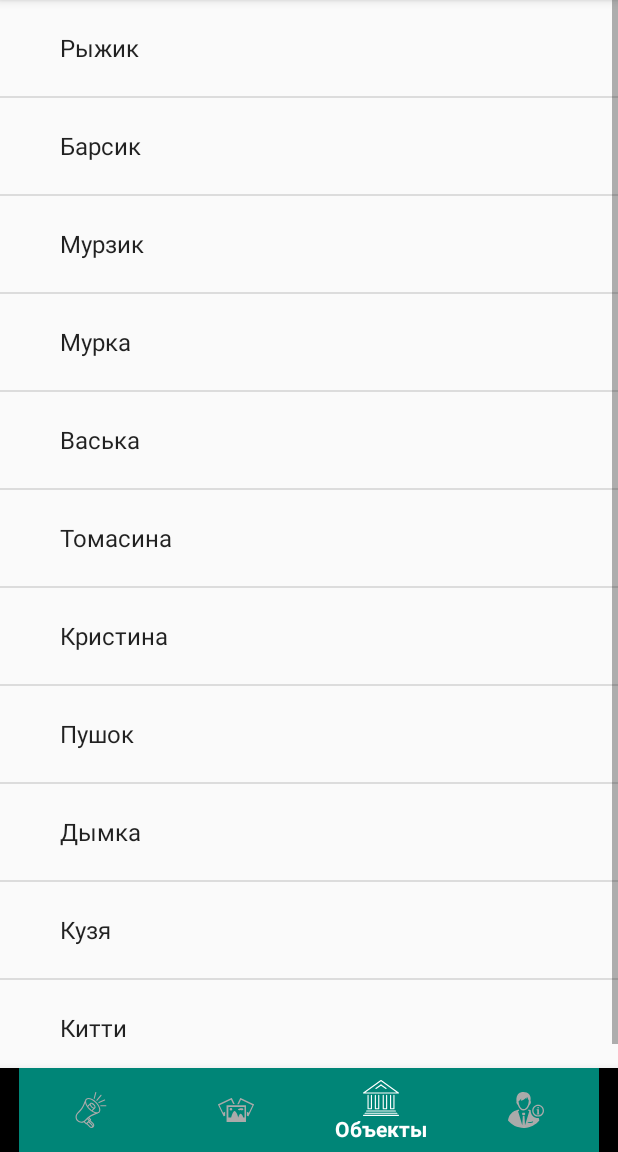
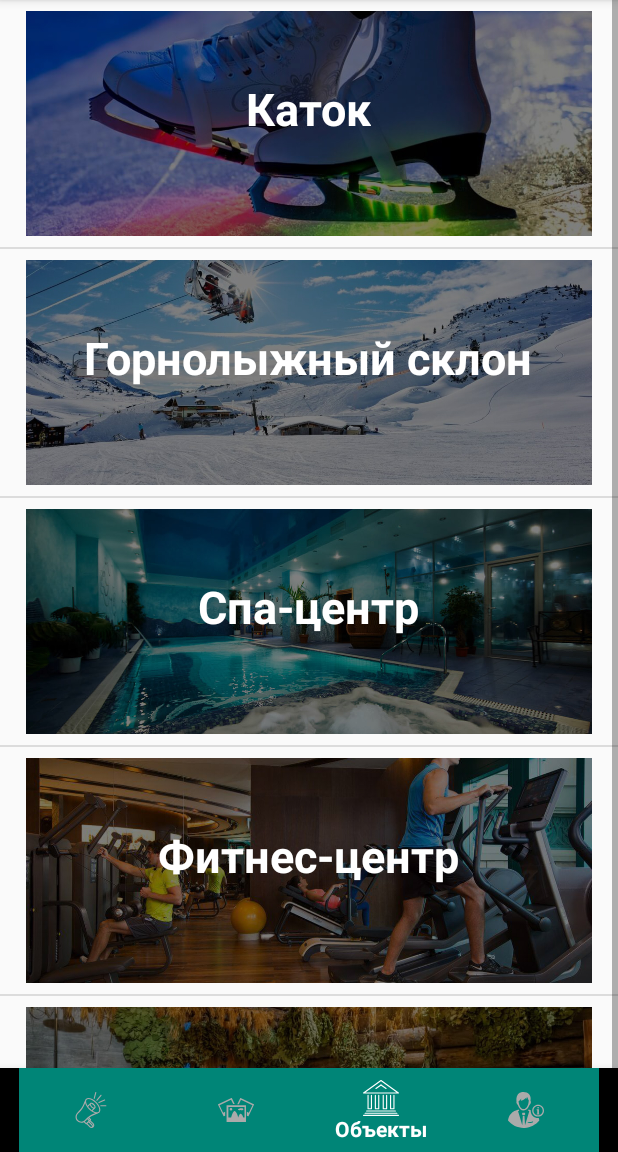
Before and after one commit to devdevdenis/AndroidStudioProjects, an Android app: the screen it shows after launch (MainActivity), item 3 of the bottom bar chosen, on a phone screen of 412 x 824 dp, the part 84-1236 px from its top. Run offline under Robolectric (Android 15) with nearby library versions, the phone set to English and light mode, and no system bars; libraries missing offline, so code that uses them is left out: com.synnapps.carouselview.

Commit message:
added object fragment content

```diff
--- a/Varyag/app/build.gradle
+++ b/Varyag/app/build.gradle
@@ -31,4 +31,6 @@ dependencies {
     compile 'com.android.support:design:28.0.0'
     compile 'com.synnapps:carouselview:0.1.5'
     implementation 'com.google.android.gms:play-services-maps:16.0.0'
+    compile 'com.android.support:recyclerview-v7:28.0.+'
+    compile 'com.android.support:design:28.0.+'
 }
--- /dev/null
+++ b/Varyag/app/src/main/java/com/example/denis/varyag/AndroidDataAdapter.java
@@ -0,0 +1,54 @@
+package com.example.denis.varyag;
+
+import android.content.Context;
+import android.support.v7.widget.RecyclerView;
+import android.view.LayoutInflater;
+import android.view.View;
+import android.view.ViewGroup;
+import android.widget.ImageView;
+import android.widget.TextView;
+
+import java.util.ArrayList;
+
+public class AndroidDataAdapter extends RecyclerView.Adapter<AndroidDataAdapter.ViewHolder> {
+    private ArrayList<AndroidVersion> arrayList;
+    private Context mcontext;
+
+    public AndroidDataAdapter(Context context, ArrayList<AndroidVersion> android) {
+        this.arrayList = android;
+        this.mcontext = context;
+    }
+
+    @Override
+    public void onBindViewHolder(AndroidDataAdapter.ViewHolder holder, int i) {
+
+        holder.textView.setText(arrayList.get(i).getrecyclerViewTitleText());
+        holder.imageView.setImageResource(arrayList.get(i).getrecyclerViewImage());
+    }
+
+    @Override
+    public AndroidDataAdapter.ViewHolder onCreateViewHolder(ViewGroup vGroup, int i) {
+
+        View view = LayoutInflater.from(vGroup.getContext()).inflate(R.layout.gallery_row_layout, vGroup, false);
+        return new ViewHolder(view);
+    }
+
+
+    @Override
+    public int getItemCount() {
+        return arrayList.size();
+    }
+
+    public class ViewHolder extends RecyclerView.ViewHolder {
+        private TextView textView;
+        private ImageView imageView;
+
+        public ViewHolder(View v) {
+            super(v);
+
+            textView = (TextView) v.findViewById(R.id.text);
+            imageView = (ImageView) v.findViewById(R.id.image);
+        }
+    }
+
+}
--- /dev/null
+++ b/Varyag/app/src/main/java/com/example/denis/varyag/AndroidVersion.java
@@ -0,0 +1,22 @@
+package com.example.denis.varyag;
+
+public class AndroidVersion {
+    private String recyclerViewTitleText;
+    private int recyclerViewImage;
+
+    public String getrecyclerViewTitleText() {
+        return recyclerViewTitleText;
+    }
+
+    public void setAndroidVersionName(String recyclerVietTitleText) {
+        this.recyclerViewTitleText = recyclerVietTitleText;
+    }
+
+    public int getrecyclerViewImage() {
+        return recyclerViewImage;
+    }
+
+    public void setrecyclerViewImage(int recyclerViewImage) {
+        this.recyclerViewImage = recyclerViewImage;
+    }
+}
--- a/Varyag/app/src/main/java/com/example/denis/varyag/GalleryFragment.java
+++ b/Varyag/app/src/main/java/com/example/denis/varyag/GalleryFragment.java
@@ -4,9 +4,13 @@ import android.content.Context;
 import android.net.Uri;
 import android.os.Bundle;
 import android.support.v4.app.Fragment;
+import android.support.v7.widget.GridLayoutManager;
+import android.support.v7.widget.RecyclerView;
 import android.view.LayoutInflater;
 import android.view.View;
 import android.view.ViewGroup;
+
+import java.util.ArrayList;
 
 
 /**
@@ -18,6 +22,15 @@ import android.view.ViewGroup;
  * create an instance of this fragment.
  */
 public class GalleryFragment extends Fragment {
+    View view;
+    private final String recyclerViewTitleText[] = {"Android", "RecyclerView", "Android List", "GridView", "ListView", "Tutorial", "Example", "CardView", "Lollipop", "Marshmallow", "Custom ListView", "Custom GridView"
+    };
+
+    private final int recyclerViewImages[] = {
+            R.drawable.example_photo_folder, R.drawable.example_photo_folder, R.drawable.example_photo_folder, R.drawable.example_photo_folder, R.drawable.example_photo_folder, R.drawable.example_photo_folder,
+            R.drawable.example_photo_folder, R.drawable.example_photo_folder, R.drawable.example_photo_folder, R.drawable.example_photo_folder, R.drawable.example_photo_folder, R.drawable.example_photo_folder
+
+    };
     // TODO: Rename parameter arguments, choose names that match
     // the fragment initialization parameters, e.g. ARG_ITEM_NUMBER
     private static final String ARG_PARAM1 = "param1";
@@ -63,6 +76,8 @@ public class GalleryFragment extends Fragment {
     @Override
     public View onCreateView(LayoutInflater inflater, ViewGroup container,
                              Bundle savedInstanceState) {
+        view = inflater.inflate(R.layout.fragment_gallery, container, false);
+        initRecyclerViews();
         // Inflate the layout for this fragment
         return inflater.inflate(R.layout.fragment_gallery, container, false);
     }
@@ -105,4 +120,27 @@ public class GalleryFragment extends Fragment {
         // TODO: Update argument type and name
         void onFragmentInteraction(Uri uri);
     }
+
+    private void initRecyclerViews() {
+        RecyclerView mRecyclerView = (RecyclerView) view.findViewById(R.id.recycler_view);
+        mRecyclerView.setHasFixedSize(true);
+        RecyclerView.LayoutManager mLayoutManager = new GridLayoutManager(getActivity(), 2);
+        mRecyclerView.setLayoutManager(mLayoutManager);
+
+        ArrayList<AndroidVersion> av = prepareData();
+        AndroidDataAdapter mAdapter = new AndroidDataAdapter(getActivity(), av);
+        mRecyclerView.setAdapter(mAdapter);
+    }
+
+    private ArrayList<AndroidVersion> prepareData() {
+
+        ArrayList<AndroidVersion> av = new ArrayList<>();
+        for (int i = 0; i < recyclerViewTitleText.length; i++) {
+            AndroidVersion mAndroidVersion = new AndroidVersion();
+            mAndroidVersion.setAndroidVersionName(recyclerViewTitleText[i]);
+            mAndroidVersion.setrecyclerViewImage(recyclerViewImages[i]);
+            av.add(mAndroidVersion);
+        }
+        return av;
+    }
 }
--- a/Varyag/app/src/main/java/com/example/denis/varyag/ObjectsFragment.java
+++ b/Varyag/app/src/main/java/com/example/denis/varyag/ObjectsFragment.java
@@ -7,8 +7,17 @@ import android.support.v4.app.Fragment;
 import android.view.LayoutInflater;
 import android.view.View;
 import android.view.ViewGroup;
+import android.widget.AdapterView;
 import android.widget.ArrayAdapter;
 import android.widget.ListView;
+import android.widget.SimpleAdapter;
+import android.widget.Toast;
+
+import com.synnapps.carouselview.ImageClickListener;
+
+import java.util.ArrayList;
+import java.util.HashMap;
+import java.util.List;
 
 
 /**
@@ -67,18 +76,42 @@ public class ObjectsFragment extends Fragment {
                              Bundle savedInstanceState) {
 
         View view = inflater.inflate(R.layout.fragment_objects, container, false);
-        // определяем массив типа String
-        final String[] catNames = new String[] {
-                "Рыжик", "Барсик", "Мурзик", "Мурка", "Васька",
-                "Томасина", "Кристина", "Пушок", "Дымка", "Кузя",
-                "Китти", "Масяня", "Симба"
+
+        // Array of strings for ListView Title
+        String[] listviewTitle = new String[]{
+                "Каток", "Горнолыжный склон", "Спа-центр", "Фитнес-центр",
+                "Бани"
         };
 
-        // получаем экземпляр элемента ListView
-        ListView listView = (ListView) view.findViewById(R.id.listView);
 
-        ArrayAdapter<String> listViewAdapter = new ArrayAdapter<String>(getActivity(), android.R.layout.simple_expandable_list_item_1, catNames);
-        listView.setAdapter(listViewAdapter);
+        int[] listviewImage = new int[]{
+                R.drawable.katok, R.drawable.sklon, R.drawable.spa_center, R.drawable.fitnes_center,
+                R.drawable.bany
+        };
+
+        List<HashMap<String, String>> aList = new ArrayList<HashMap<String, String>>();
+        for (int i = 0; i < 5; i++) {
+            HashMap<String, String> hm = new HashMap<String, String>();
+            hm.put("listview_title", listviewTitle[i]);
+            hm.put("listview_image", Integer.toString(listviewImage[i]));
+            aList.add(hm);
+        }
+
+        String[] from = {"listview_image", "listview_title"};
+        int[] to = {R.id.listview_image, R.id.listview_title};
+
+        SimpleAdapter simpleAdapter = new SimpleAdapter(getActivity(), aList, R.layout.listview_activity, from, to);
+        ListView androidListView = (ListView) view.findViewById(R.id.listView);
+        androidListView.setAdapter(simpleAdapter);
+
+        androidListView.setOnItemClickListener(new AdapterView.OnItemClickListener() {
+            @Override
+            public void onItemClick(AdapterView<?> parent, View view,
+                                    int position, long id) {
+                Toast.makeText(getActivity(), "Clicked item: "+ position + " Parent: " + parent + " View: " + view + " id: " + id, Toast.LENGTH_LONG).show();
+            }
+        });
+
         return view;
     }
 
--- /dev/null
+++ b/Varyag/app/src/main/res/layout/listview_activity.xml
@@ -0,0 +1,28 @@
+<?xml version="1.0" encoding="utf-8"?>
+<FrameLayout xmlns:android="http://schemas.android.com/apk/res/android"
+    xmlns:tools="http://schemas.android.com/tools"
+    android:id="@+id/android_list_view_tutorial_with_example"
+    android:layout_width="match_parent"
+    android:layout_height="match_parent"
+    android:orientation="horizontal"
+    android:padding="7dp">
+
+    <ImageView
+        android:id="@+id/listview_image"
+        android:layout_width="wrap_content"
+        android:layout_height="150dp"
+        android:scaleType="centerCrop"
+        android:contentDescription="@string/app_name"
+        android:padding="10dp" />
+
+    <TextView
+        android:id="@+id/listview_title"
+        android:layout_width="wrap_content"
+        android:layout_height="wrap_content"
+        android:layout_gravity="center"
+        android:layout_marginBottom="10dp"
+        android:textSize="30sp"
+        android:textColor="@color/white"
+        android:textStyle="bold" />
+
+</FrameLayout>
--- a/Varyag/app/src/main/res/values/colors.xml
+++ b/Varyag/app/src/main/res/values/colors.xml
@@ -4,4 +4,6 @@
     <color name="colorPrimaryDark">#00574B</color>
     <color name="colorAccent">#d81b60</color>
     <color name="gray">#4e4d4e</color>
+    <color name="white">#ffffff</color>
+    <color name="blue">#088be9</color>
 </resources>
--- a/Varyag/app/src/main/res/values/styles.xml
+++ b/Varyag/app/src/main/res/values/styles.xml
@@ -32,4 +32,9 @@
         <!--<item name="cardBackgroundColor">@color/gray</item>-->
     </style>
 
+    <style name="EventLabel">
+        <item name="android:textColor">@color/blue</item>
+        <item name="android:textSize">20sp</item>
+    </style>
+
 </resources>
```
Also changed, not shown: Varyag/app/src/main/res/layout/fragment_gallery.xml (+12 -6 lines), Varyag/app/src/main/res/layout/fragment_news.xml (+6 -5 lines), Varyag/app/src/main/res/layout/gallery_row_layout.xml (added, +28 -0 lines), Varyag/app/src/main/res/drawable/bany.jpg (added), Varyag/app/src/main/res/drawable/example_photo_folder.jpg (added), Varyag/app/src/main/res/drawable/fitnes_center.jpg (added), Varyag/app/src/main/res/drawable/katok.jpg (added), Varyag/app/src/main/res/drawable/sklon.jpg (added), Varyag/app/src/main/res/drawable/spa_center.jpg (added).
